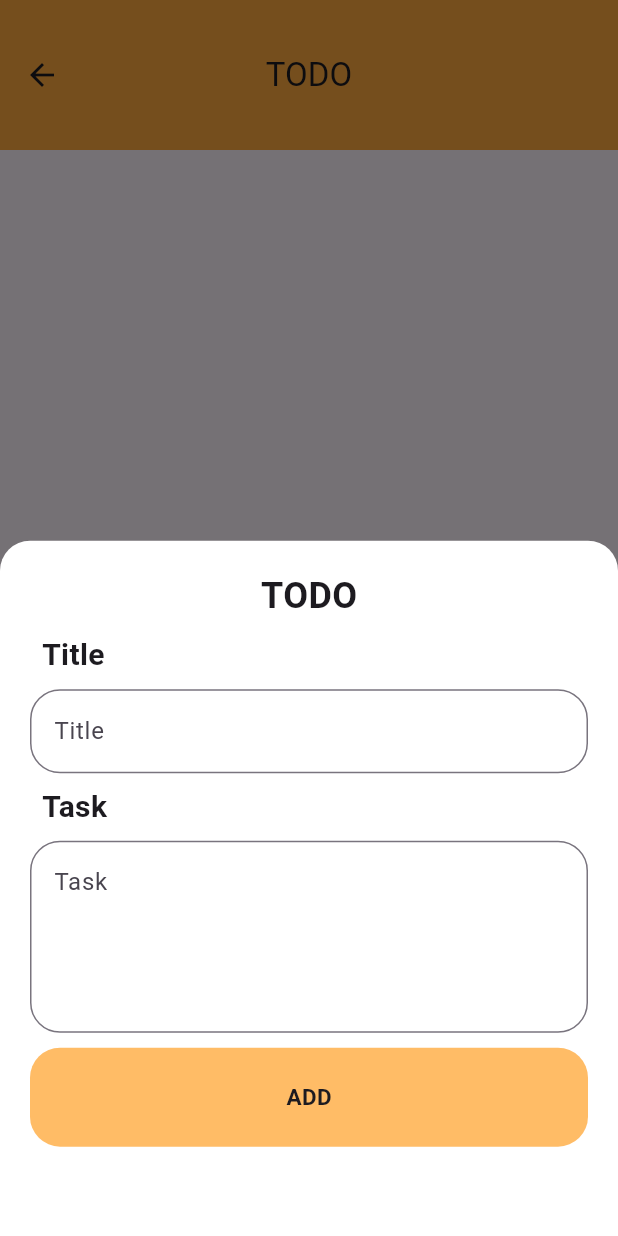
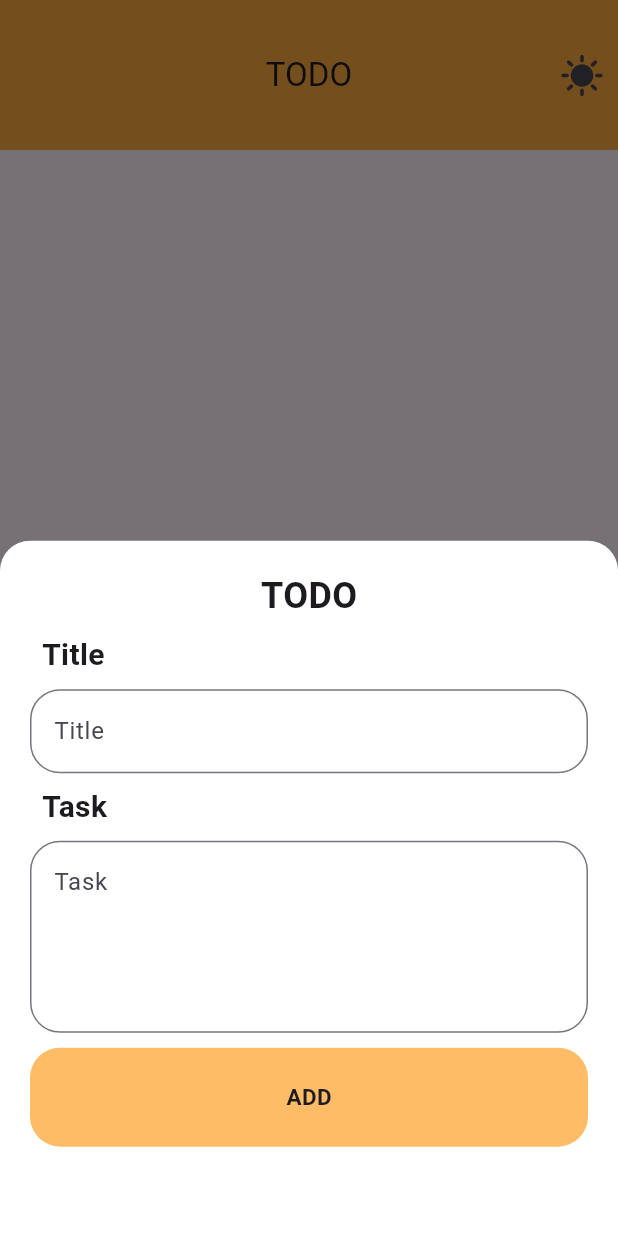
Before and after one commit to BhargavsinhBarad/todo_app_firebase, a Flutter app: the home screen opened directly, after a tap on the "add" icon, on a phone screen of 412 x 824 dp. Run offline on Flutter 3.47's test engine with Material 3 defaults, Android fonts, the phone set to English and light mode, and no system bars; our stand-ins replace animate_do, cloud_firestore, firebase_auth, firebase_core, get, random_string; accounts and stored records are empty.

Commit message:
theme_change

```diff
--- a/lib/modules/utils/helper/firestoreHelper.dart
+++ b/lib/modules/utils/helper/firestoreHelper.dart
@@ -15,7 +15,7 @@ class FirestoreHelper {
         .set(data);
   }
 
-  Future<Stream<QuerySnapshot>> fetchtask() async {
+  Stream<QuerySnapshot> fetchtask() {
     return firestore
         .collection("${AuthHelper.authHelper.auth.currentUser!.email}")
         .snapshots();
--- a/lib/modules/views/home/views/home.dart
+++ b/lib/modules/views/home/views/home.dart
@@ -1,36 +1,17 @@
 import 'package:cloud_firestore/cloud_firestore.dart';
-import 'package:flutter/cupertino.dart';
 import 'package:flutter/material.dart';
-import 'package:flutter_randomcolor/flutter_randomcolor.dart';
 import 'package:get/get.dart';
 import 'package:random_string/random_string.dart';
 import 'package:todo_app_firebase/modules/utils/helper/firestoreHelper.dart';
 import 'package:todo_app_firebase/modules/views/details/views/detail.dart';
 import 'package:todo_app_firebase/modules/views/home/controller/streamcontroller.dart';
 
-class home extends StatefulWidget {
+class home extends StatelessWidget {
   home({super.key});
 
-  @override
-  State<home> createState() => _homeState();
-}
-
-class _homeState extends State<home> {
   String? title;
 
   String? Task;
-  Stream? datastream;
-  streamdata() async {
-    datastream = await FirestoreHelper.firestoreHelper.fetchtask();
-    setState(() {});
-  }
-
-  @override
-  void initState() {
-    // TODO: implement initState
-    super.initState();
-    streamdata();
-  }
 
   StreamController streamController = Get.put(StreamController());
 
@@ -42,6 +23,18 @@ class _homeState extends State<home> {
         title: const Text("TODO"),
         centerTitle: true,
         toolbarHeight: 100,
+        actions: [
+          IconButton(
+            onPressed: () {
+              Get.changeTheme(
+                  Get.isDarkMode ? ThemeData.light() : ThemeData.dark());
+            },
+            icon: const Icon(
+              Icons.sunny,
+              size: 30,
+            ),
+          )
+        ],
       ),
       floatingActionButton: FloatingActionButton(
         backgroundColor: Colors.orangeAccent,
@@ -51,10 +44,12 @@ class _homeState extends State<home> {
               height: Get.height * 0.7,
               width: Get.width,
               decoration: const BoxDecoration(
-                  color: Colors.white,
-                  borderRadius: BorderRadius.only(
-                      topRight: Radius.circular(20),
-                      topLeft: Radius.circular(20))),
+                color: Colors.white,
+                borderRadius: BorderRadius.only(
+                  topRight: Radius.circular(20),
+                  topLeft: Radius.circular(20),
+                ),
+              ),
               child: Padding(
                 padding: const EdgeInsets.all(20),
                 child: SingleChildScrollView(
@@ -114,7 +109,7 @@ class _homeState extends State<home> {
                         onTap: () async {
                           String id = randomAlphaNumeric(10);
                           Map<String, dynamic> data = {
-                            "id": "$id",
+                            "id": id,
                             "title": "$title",
                             "task": "$Task",
                           };
@@ -149,7 +144,7 @@ class _homeState extends State<home> {
       ),
       body: GetBuilder<StreamController>(
         builder: (ctx) => StreamBuilder(
-          stream: datastream,
+          stream: FirestoreHelper.firestoreHelper.fetchtask(),
           builder: (ctx, AsyncSnapshot snapshot) {
             if (snapshot.hasError) {
               return Text("${snapshot.error}");
--- a/lib/modules/views/login/views/login.dart
+++ b/lib/modules/views/login/views/login.dart
@@ -150,7 +150,7 @@ class login extends StatelessWidget {
                                     .login(email: email!, password: password!);
                                 if (res['user'] != null) {
                                   log("***********************");
-                                  Get.to(home());
+                                  Get.off(home());
                                 }
                               },
                               height: 50,
--- a/lib/modules/views/register/views/register.dart
+++ b/lib/modules/views/register/views/register.dart
@@ -130,7 +130,7 @@ class register extends StatelessWidget {
                                     .signup(email: email!, password: password!);
                                 if (res['user'] != null) {
                                   log("***********************");
-                                  Get.to(home());
+                                  Get.off(home());
                                 }
                               },
                               height: 50,
```
